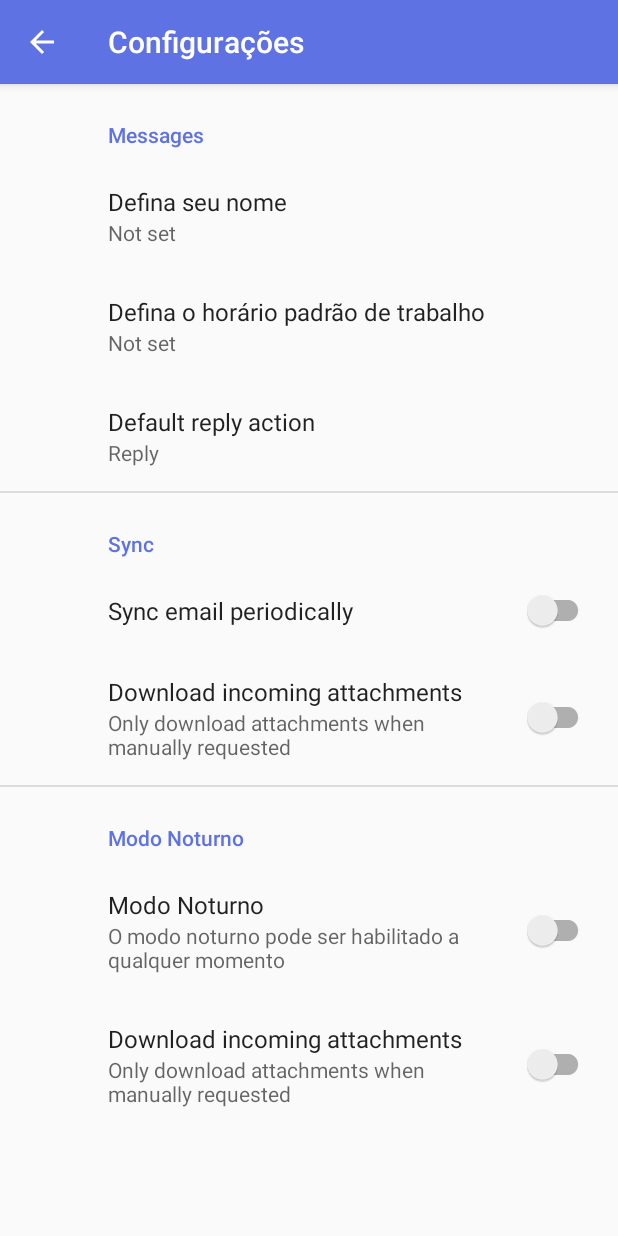
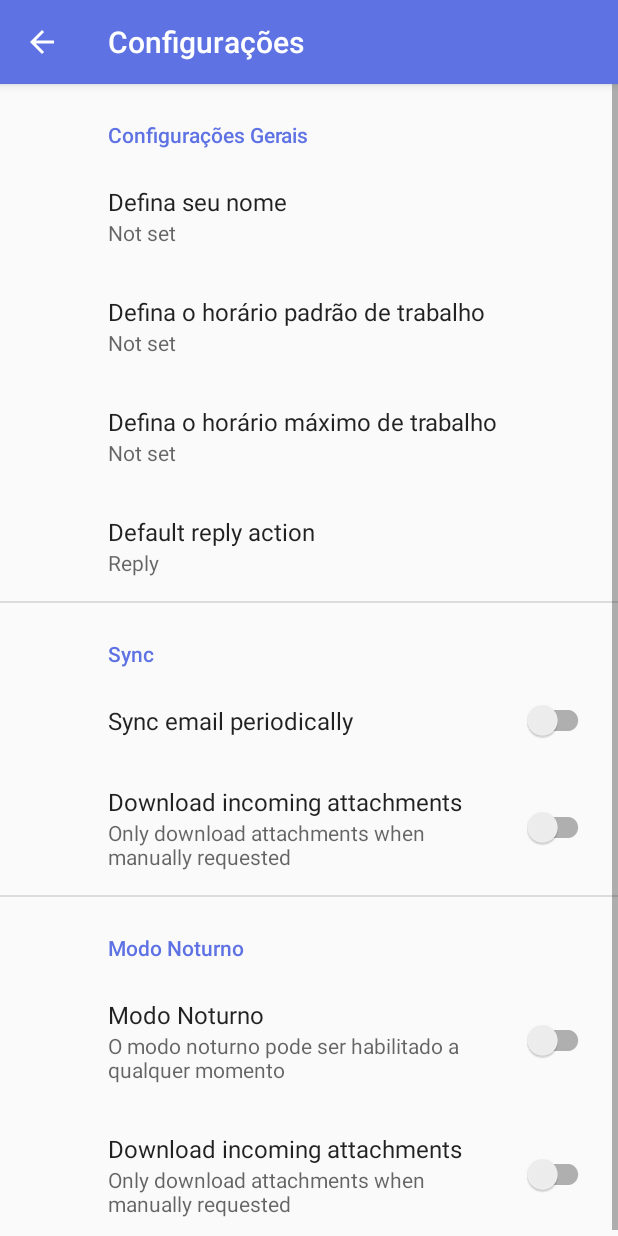
Before and after one commit to dijoncavalcante/vazare, an Android app: the SettingsManagerActivity screen opened directly, with no data from a screen before it, on a phone screen of 412 x 824 dp. Run offline under Robolectric (Android 15) with nearby library versions, the phone set to English and light mode, and no system bars; our stand-ins replace androidx.preference.

Commit message:
fix: Add new setting preference

```diff
--- a/app/src/main/java/com/example/vazare/manager/AlarmManagerImpl.java
+++ b/app/src/main/java/com/example/vazare/manager/AlarmManagerImpl.java
@@ -32,6 +32,7 @@ public class AlarmManagerImpl implements IAlarmManager {
 
     @Override
     public void set(int type, long triggerAtMillis, PendingIntent operation) {
+        singletonInstance.alarmManager.cancel(operation);
         singletonInstance.alarmManager.setExactAndAllowWhileIdle(type, triggerAtMillis, operation);
         Log.d(TAG, "Set alarm with information: " + "type: " + type + "triggerAtMillis: " + triggerAtMillis + "operation: " + operation);
     }
--- a/app/src/main/res/values/strings.xml
+++ b/app/src/main/res/values/strings.xml
@@ -52,7 +52,7 @@
     <string name="title_activity_settings_manager">SettingsManagerActivity</string>
 
     <!-- Preference Titles -->
-    <string name="messages_header">Messages</string>
+    <string name="general_header">Configurações Gerais</string>
     <string name="sync_header">Sync</string>
 
     <!-- Messages Preferences -->
@@ -69,4 +69,5 @@
     <string name="night_mode_summary_on">Você pode sair do modo noturno a qualquer momento</string>
     <string name="name_title">Defina seu nome</string>
     <string name="hour_defalt_title">Defina o horário padrão de trabalho</string>
+    <string name="max_hour_title">Defina o horário máximo de trabalho</string>
 </resources>
--- a/app/src/main/res/xml/root_preferences.xml
+++ b/app/src/main/res/xml/root_preferences.xml
@@ -1,7 +1,7 @@
 <PreferenceScreen xmlns:app="http://schemas.android.com/apk/res-auto"
     xmlns:android="http://schemas.android.com/apk/res/android">
 
-    <PreferenceCategory app:title="@string/messages_header">
+    <PreferenceCategory app:title="@string/general_header">
 
         <EditTextPreference
             app:key="user_name"
@@ -11,6 +11,12 @@
         <EditTextPreference
             app:key="hour_default"
             app:title="@string/hour_defalt_title"
+            android:inputType="numberDecimal"
+            app:useSimpleSummaryProvider="true" />
+
+        <EditTextPreference
+            app:key="max_hour"
+            app:title="@string/max_hour_title"
             android:inputType="numberDecimal"
             app:useSimpleSummaryProvider="true" />
 
```
